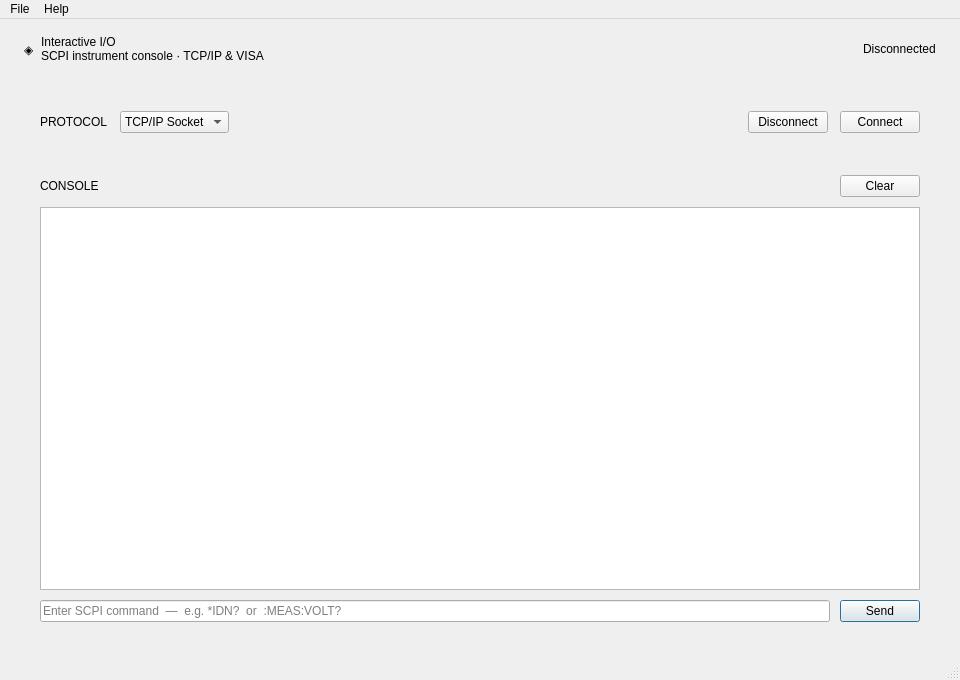
First picture: the form in frontend/gui/mainwindow.ui, repository haziq-zur/interactiveIO, before the edit.
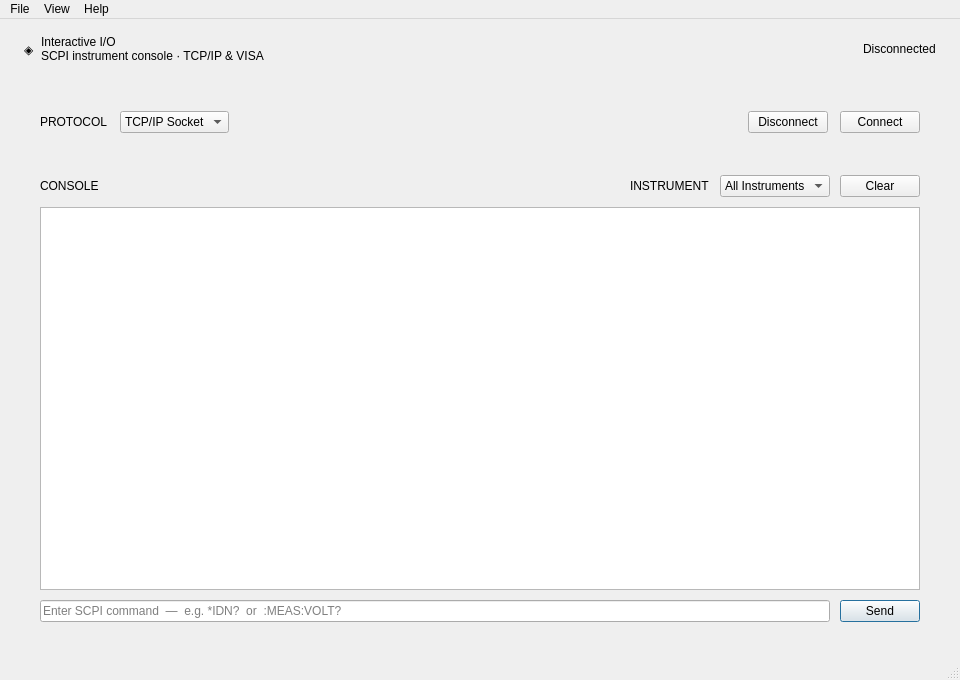
Second picture: the form after the edit.

```diff
--- a/frontend/gui/mainwindow.ui
+++ b/frontend/gui/mainwindow.ui
@@ -235,6 +235,22 @@
               </property>
              </spacer>
             </item>
+            <item>
+             <widget class="QLabel" name="filterLabel">
+              <property name="text">
+               <string>INSTRUMENT</string>
+              </property>
+             </widget>
+            </item>
+            <item>
+             <widget class="QComboBox" name="addressFilterCombo">
+              <item>
+               <property name="text">
+                <string>All Instruments</string>
+               </property>
+              </item>
+             </widget>
+            </item>
             <item>
              <widget class="QPushButton" name="clearButton">
               <property name="cursor">
@@ -316,7 +332,14 @@
     </property>
     <addaction name="actionAbout"/>
    </widget>
+   <widget class="QMenu" name="menuView">
+    <property name="title">
+     <string>View</string>
+    </property>
+    <addaction name="actionToggleTheme"/>
+   </widget>
    <addaction name="menuFile"/>
+   <addaction name="menuView"/>
    <addaction name="menuHelp"/>
   </widget>
   <widget class="QStatusBar" name="statusbar"/>
```
Left out of the diff: 30 changed lines with no effect on the pictures.
